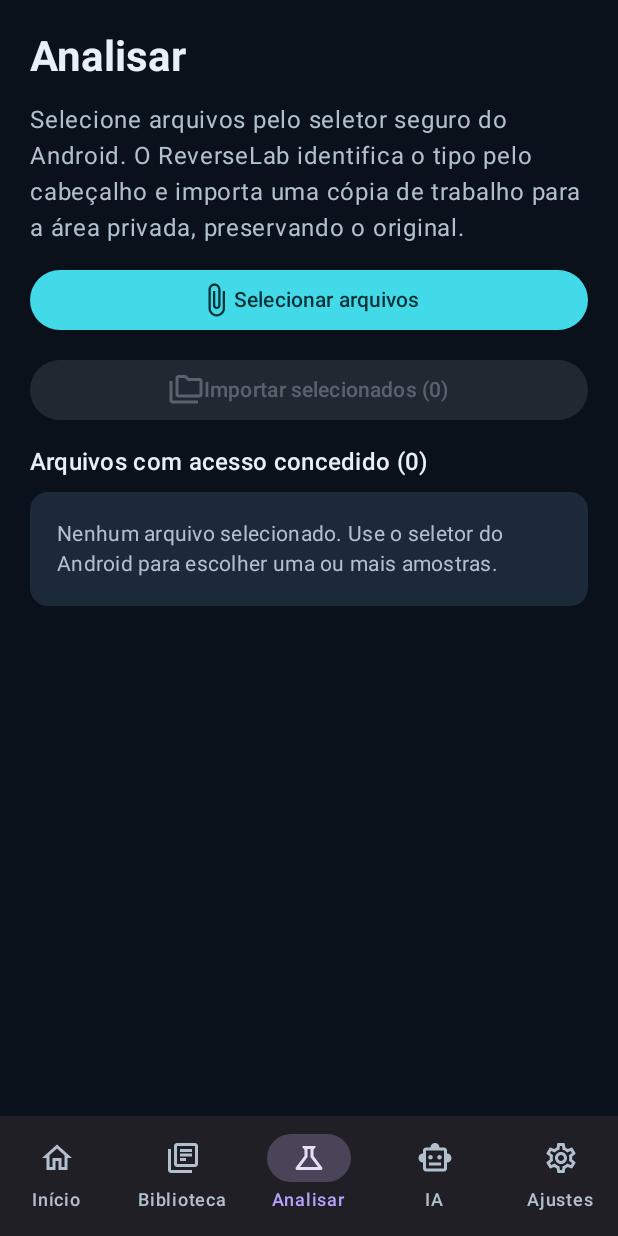
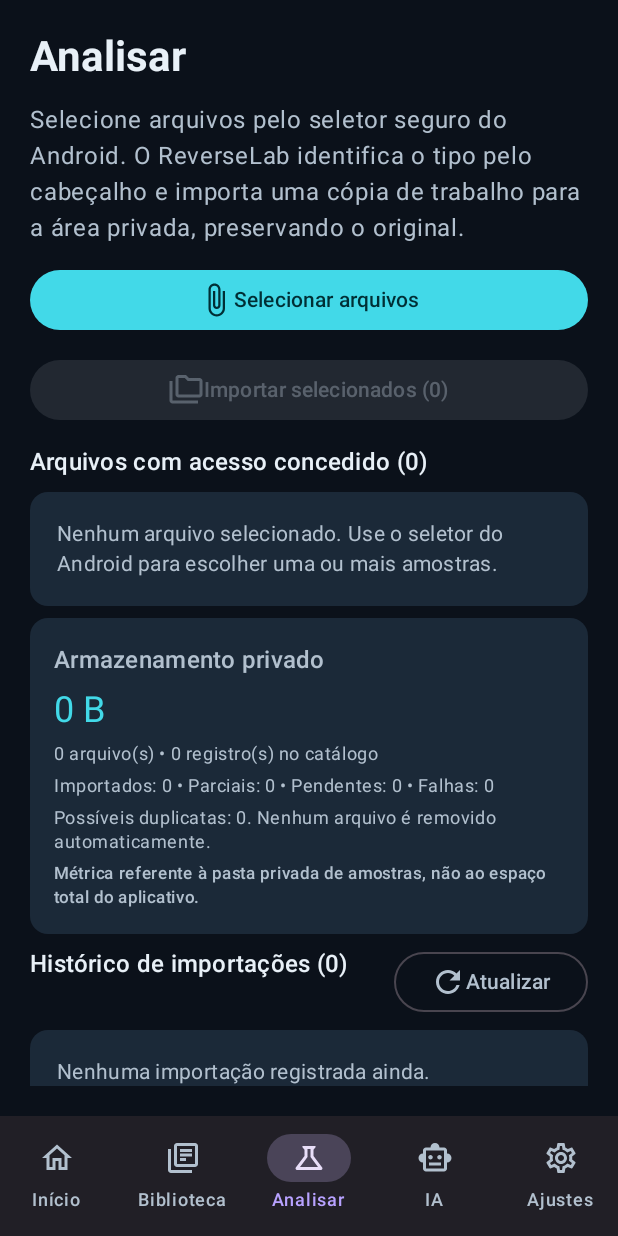
Before and after one commit to Kyra2214/ReverseLab, an Android app built with Jetpack Compose: the screen it shows after launch (MainActivity), item 3 of the bottom bar chosen, on a phone screen of 412 x 824 dp. Run offline under Robolectric (Android 15) with nearby library versions, the phone set to English and light mode, and no system bars.

Commit message:
feat: add import history and private storage usage reporting

```diff
--- a/app/src/main/java/br/com/reverselab/app/ui/AnalyzeScreen.kt
+++ b/app/src/main/java/br/com/reverselab/app/ui/AnalyzeScreen.kt
@@ -18,11 +18,13 @@ import androidx.compose.foundation.lazy.items
 import androidx.compose.material.icons.Icons
 import androidx.compose.material.icons.outlined.AttachFile
 import androidx.compose.material.icons.outlined.FolderCopy
+import androidx.compose.material.icons.outlined.Refresh
 import androidx.compose.material3.Button
 import androidx.compose.material3.Card
 import androidx.compose.material3.CardDefaults
 import androidx.compose.material3.Icon
 import androidx.compose.material3.MaterialTheme
+import androidx.compose.material3.OutlinedButton
 import androidx.compose.material3.Text
 import androidx.compose.runtime.Composable
 import androidx.compose.runtime.DisposableEffect
@@ -41,9 +43,16 @@ import br.com.reverselab.core.domain.ImportBatchId
 import br.com.reverselab.core.domain.SampleAssociationConfidence
 import br.com.reverselab.core.domain.SampleCatalog
 import br.com.reverselab.core.domain.SampleRecord
+import br.com.reverselab.core.storage.ImportBatchSummary
+import br.com.reverselab.core.storage.ImportHistoryRepository
+import br.com.reverselab.core.storage.ImportHistorySnapshot
 import br.com.reverselab.core.storage.ImportDocumentRequest
 import br.com.reverselab.core.storage.SafPermissionManager
 import br.com.reverselab.core.storage.SampleImportCoordinator
+import br.com.reverselab.core.storage.StorageUsageSnapshot
+import java.text.SimpleDateFormat
+import java.util.Date
+import java.util.Locale
 import java.util.UUID
 import java.util.concurrent.Executors
 
@@ -66,10 +75,28 @@ fun AnalyzeScreen(
         SafPermissionManager(context.contentResolver)
     }
     val inspector = remember(context.contentResolver) { SafFormatInspector(context.contentResolver) }
+    val historyRepository = remember(context, sampleCatalog) {
+        ImportHistoryRepository(context, sampleCatalog)
+    }
     val inspectionExecutor = remember { Executors.newSingleThreadExecutor() }
     val mainHandler = remember { Handler(Looper.getMainLooper()) }
+    val historySnapshotState = remember { mutableStateOf<ImportHistorySnapshot?>(null) }
+    var statusMessage by remember { mutableStateOf<String?>(null) }
+    var isImporting by remember { mutableStateOf(false) }
     DisposableEffect(inspectionExecutor) {
         onDispose { inspectionExecutor.shutdown() }
+    }
+    val refreshHistory = remember(historyRepository, inspectionExecutor, mainHandler) {
+        {
+            inspectionExecutor.execute {
+                try {
+                    val snapshot = historyRepository.loadSnapshot()
+                    mainHandler.post { historySnapshotState.value = snapshot }
+                } catch (exception: Exception) {
+                    mainHandler.post { statusMessage = "Não foi possível atualizar o histórico de importação." }
+                }
+            }
+        }
     }
     val selectedDocuments = remember(permissionManager) {
         mutableStateListOf<SelectedDocument>().apply {
@@ -78,11 +105,10 @@ fun AnalyzeScreen(
             }
         }
     }
-    val importedSamples = remember(sampleCatalog) {
-        mutableStateListOf<SampleRecord>().apply { addAll(sampleCatalog.listAll()) }
+    DisposableEffect(historyRepository) {
+        refreshHistory()
+        onDispose { }
     }
-    var statusMessage by remember { mutableStateOf<String?>(null) }
-    var isImporting by remember { mutableStateOf(false) }
 
     val documentPicker = rememberLauncherForActivityResult(
         contract = ActivityResultContracts.OpenMultipleDocuments(),
@@ -172,11 +198,10 @@ fun AnalyzeScreen(
                             documents = requests,
                             importedAtEpochMillis = System.currentTimeMillis(),
                         )
-                        val updatedCatalog = sampleCatalog.listAll()
+                        val snapshot = historyRepository.loadSnapshot()
                         val incompleteCount = results.count { it.errorMessage != null }
                         mainHandler.post {
-                            importedSamples.clear()
-                            importedSamples.addAll(updatedCatalog)
+                            historySnapshotState.value = snapshot
                             pendingIndices.forEach { index ->
                                 if (index in selectedDocuments.indices) {
                                     selectedDocuments[index] = selectedDocuments[index].copy(selectedForImport = false)
@@ -217,22 +242,30 @@ fun AnalyzeScreen(
                 )
             }
             if (selectedDocuments.isEmpty()) {
-                item {
-                    EmptyListCard("Nenhum arquivo selecionado. Use o seletor do Android para escolher uma ou mais amostras.")
-                }
+                item { EmptyListCard("Nenhum arquivo selecionado. Use o seletor do Android para escolher uma ou mais amostras.") }
             } else {
                 items(selectedDocuments) { document -> SelectedDocumentCard(document) }
             }
-            if (importedSamples.isNotEmpty()) {
+
+            val snapshot = historySnapshotState.value
+            if (snapshot == null) {
+                item { Text("Carregando histórico e armazenamento…", style = MaterialTheme.typography.bodySmall) }
+            } else {
+                item { StorageUsageCard(snapshot.storage) }
                 item {
-                    Text(
-                        "Amostras importadas (${importedSamples.size})",
-                        style = MaterialTheme.typography.titleMedium,
-                        fontWeight = FontWeight.SemiBold,
-                        modifier = Modifier.padding(top = 12.dp),
-                    )
+                    Row(horizontalArrangement = Arrangement.SpaceBetween, modifier = Modifier.fillMaxWidth()) {
+                        Text("Histórico de importações (${snapshot.batches.size})", style = MaterialTheme.typography.titleMedium, fontWeight = FontWeight.SemiBold)
+                        OutlinedButton(onClick = refreshHistory) {
+                            Icon(Icons.Outlined.Refresh, contentDescription = null)
+                            Text("Atualizar")
+                        }
+                    }
                 }
-                items(importedSamples) { sample -> ImportedSampleCard(sample) }
+                if (snapshot.batches.isEmpty()) {
+                    item { EmptyListCard("Nenhuma importação registrada ainda.") }
+                } else {
+                    items(snapshot.batches) { batch -> ImportBatchCard(batch) }
+                }
             }
         }
     }
@@ -269,22 +302,55 @@ private fun SelectedDocumentCard(document: SelectedDocument) {
 }
 
 @Composable
-private fun ImportedSampleCard(sample: SampleRecord) {
+private fun StorageUsageCard(usage: StorageUsageSnapshot) {
     Card(
         colors = CardDefaults.cardColors(containerColor = MaterialTheme.colorScheme.surfaceVariant),
         modifier = Modifier.fillMaxWidth(),
     ) {
-        Column(modifier = Modifier.padding(14.dp), verticalArrangement = Arrangement.spacedBy(4.dp)) {
-            Text(sample.displayName, style = MaterialTheme.typography.titleSmall, fontWeight = FontWeight.SemiBold)
-            Text("${sample.formatCode} • ${formatBytes(sample.sizeBytes)} • ${sample.status.name}", style = MaterialTheme.typography.bodySmall)
-            sample.sha256?.let { hash -> Text("SHA-256: $hash", style = MaterialTheme.typography.labelSmall) }
+        Column(modifier = Modifier.padding(16.dp), verticalArrangement = Arrangement.spacedBy(5.dp)) {
+            Text("Armazenamento privado", style = MaterialTheme.typography.titleMedium, fontWeight = FontWeight.SemiBold)
+            Text(formatBytes(usage.bytesOnDisk), style = MaterialTheme.typography.headlineSmall, color = MaterialTheme.colorScheme.primary)
+            Text("${usage.fileCount} arquivo(s) • ${usage.cataloguedSamples} registro(s) no catálogo", style = MaterialTheme.typography.bodySmall)
             Text(
-                "Grupo: ${sample.associationGroupId.value} • ${associationLabel(sample.associationConfidence)}",
-                style = MaterialTheme.typography.labelSmall,
-                color = MaterialTheme.colorScheme.onSurfaceVariant,
+                "Importados: ${usage.importedSamples} • Parciais: ${usage.partialSamples} • Pendentes: ${usage.pendingSamples} • Falhas: ${usage.failedSamples}",
+                style = MaterialTheme.typography.bodySmall,
             )
-            sample.duplicateOfSampleId?.let { duplicate ->
-                Text("Possível duplicata de ${duplicate.value}. Nenhum arquivo foi removido.", color = MaterialTheme.colorScheme.tertiary, style = MaterialTheme.typography.labelSmall)
+            Text("Possíveis duplicatas: ${usage.duplicateCandidates}. Nenhum arquivo é removido automaticamente.", style = MaterialTheme.typography.bodySmall)
+            Text("Métrica referente à pasta privada de amostras, não ao espaço total do aplicativo.", style = MaterialTheme.typography.labelSmall, color = MaterialTheme.colorScheme.onSurfaceVariant)
+        }
+    }
+}
+
+@Composable
+private fun ImportBatchCard(batch: ImportBatchSummary) {
+    var expanded by remember(batch.batchId) { mutableStateOf(false) }
+    Card(
+        onClick = { expanded = !expanded },
+        colors = CardDefaults.cardColors(containerColor = MaterialTheme.colorScheme.surface),
+        modifier = Modifier.fillMaxWidth(),
+    ) {
+        Column(modifier = Modifier.padding(14.dp), verticalArrangement = Arrangement.spacedBy(5.dp)) {
+            Text("Lote ${batch.batchId.value.take(8)}", style = MaterialTheme.typography.titleSmall, fontWeight = FontWeight.SemiBold)
+            Text(formatDate(batch.importedAtEpochMillis), style = MaterialTheme.typography.bodySmall, color = MaterialTheme.colorScheme.onSurfaceVariant)
+            Text("${batch.totalSamples} arquivo(s) • ${formatBytes(batch.totalBytes)}", style = MaterialTheme.typography.bodyMedium)
+            Text(
+                "Importados: ${batch.importedSamples} • Parciais: ${batch.partialSamples} • Pendentes: ${batch.pendingSamples} • Falhas: ${batch.failedSamples}",
+                style = MaterialTheme.typography.bodySmall,
+            )
+            Text("Formatos: ${batch.formats.joinToString()}", style = MaterialTheme.typography.bodySmall)
+            if (batch.duplicateCandidates > 0) {
+                Text("Possíveis duplicatas: ${batch.duplicateCandidates}", style = MaterialTheme.typography.labelSmall, color = MaterialTheme.colorScheme.tertiary)
+            }
+            Text(if (expanded) "Ocultar amostras" else "Ver amostras", style = MaterialTheme.typography.labelMedium, color = MaterialTheme.colorScheme.primary)
+            if (expanded) {
+                batch.samples.forEach { sample ->
+                    Column(modifier = Modifier.padding(top = 8.dp), verticalArrangement = Arrangement.spacedBy(2.dp)) {
+                        Text(sample.displayName, style = MaterialTheme.typography.bodyMedium, fontWeight = FontWeight.Medium)
+                        Text("${sample.formatCode} • ${sample.status.name} • ${formatBytes(sample.sizeBytes)}", style = MaterialTheme.typography.labelSmall)
+                        sample.sha256?.let { Text("SHA-256: $it", style = MaterialTheme.typography.labelSmall) }
+                        Text(associationLabel(sample.associationConfidence), style = MaterialTheme.typography.labelSmall, color = MaterialTheme.colorScheme.onSurfaceVariant)
+                    }
+                }
             }
         }
     }
@@ -301,11 +367,11 @@ private fun EmptyListCard(message: String) {
 }
 
 private fun associationLabel(confidence: SampleAssociationConfidence): String = when (confidence) {
-    SampleAssociationConfidence.IMPORT_BATCH_ONLY -> "mesmo lote de importação; pacote não confirmado"
-    SampleAssociationConfidence.HEURISTIC_SINGLE_BASE_IN_BATCH -> "associação heurística; requer confirmação"
-    SampleAssociationConfidence.AMBIGUOUS_BATCH -> "associação ambígua; revisão necessária"
-    SampleAssociationConfidence.USER_CONFIRMED -> "associação confirmada pelo usuário"
-    SampleAssociationConfidence.MANIFEST_VERIFIED -> "manifesto verificado"
+    SampleAssociationConfidence.IMPORT_BATCH_ONLY -> "Mesmo lote; pacote não confirmado"
+    SampleAssociationConfidence.HEURISTIC_SINGLE_BASE_IN_BATCH -> "Associação heurística; requer confirmação"
+    SampleAssociationConfidence.AMBIGUOUS_BATCH -> "Associação ambígua; revisão necessária"
+    SampleAssociationConfidence.USER_CONFIRMED -> "Associação confirmada pelo usuário"
+    SampleAssociationConfidence.MANIFEST_VERIFIED -> "Manifesto verificado"
 }
 
 private fun formatBytes(bytes: Long): String = when {
@@ -313,6 +379,9 @@ private fun formatBytes(bytes: Long): String = when {
     bytes < 1024 * 1024 -> "%.1f KB".format(bytes / 1024.0)
     else -> "%.2f MB".format(bytes / (1024.0 * 1024.0))
 }
+
+private fun formatDate(epochMillis: Long): String =
+    SimpleDateFormat("dd/MM/yyyy HH:mm", Locale.getDefault()).format(Date(epochMillis))
 
 private fun resolveDisplayName(
     contentResolver: android.content.ContentResolver,
--- /dev/null
+++ b/core/storage/src/main/java/br/com/reverselab/core/storage/ImportHistoryRepository.kt
@@ -0,0 +1,91 @@
+package br.com.reverselab.core.storage
+
+import android.content.Context
+import br.com.reverselab.core.domain.ImportBatchId
+import br.com.reverselab.core.domain.SampleImportStatus
+import br.com.reverselab.core.domain.SampleRecord
+import java.io.File
+
+class ImportHistoryRepository(
+    context: Context,
+    private val catalog: br.com.reverselab.core.domain.SampleCatalog,
+) {
+    private val samplesDirectory = File(context.applicationContext.filesDir, SAMPLES_DIRECTORY)
+
+    fun loadSnapshot(): ImportHistorySnapshot {
+        val records = catalog.listAll()
+        val batches = records
+            .groupBy { it.importBatchId }
+            .map { (batchId, samples) -> batchSummary(batchId, samples) }
+            .sortedByDescending { it.importedAtEpochMillis }
+
+        var fileCount = 0
+        var bytesOnDisk = 0L
+        if (samplesDirectory.exists()) {
+            samplesDirectory.walkTopDown()
+                .filter { it.isFile }
+                .forEach { file ->
+                    fileCount++
+                    bytesOnDisk += file.length()
+                }
+        }
+
+        val usage = StorageUsageSnapshot(
+            bytesOnDisk = bytesOnDisk,
+            fileCount = fileCount,
+            cataloguedSamples = records.size,
+            importedSamples = records.count { it.status == SampleImportStatus.IMPORTED },
+            partialSamples = records.count { it.status == SampleImportStatus.PARTIAL },
+            failedSamples = records.count { it.status == SampleImportStatus.FAILED },
+            pendingSamples = records.count { it.status == SampleImportStatus.PENDING },
+            duplicateCandidates = records.count { it.duplicateOfSampleId != null },
+        )
+        return ImportHistorySnapshot(batches, usage)
+    }
+
+    private fun batchSummary(batchId: ImportBatchId, samples: List<SampleRecord>) = ImportBatchSummary(
+        batchId = batchId,
+        importedAtEpochMillis = samples.maxOfOrNull { it.importedAtEpochMillis } ?: 0L,
+        totalSamples = samples.size,
+        importedSamples = samples.count { it.status == SampleImportStatus.IMPORTED },
+        partialSamples = samples.count { it.status == SampleImportStatus.PARTIAL },
+        failedSamples = samples.count { it.status == SampleImportStatus.FAILED },
+        pendingSamples = samples.count { it.status == SampleImportStatus.PENDING },
+        totalBytes = samples.sumOf { it.sizeBytes },
+        duplicateCandidates = samples.count { it.duplicateOfSampleId != null },
+        formats = samples.map { it.formatCode }.distinct().sorted(),
+        samples = samples,
+    )
+
+    private companion object { const val SAMPLES_DIRECTORY = "samples" }
+}
+
+data class ImportHistorySnapshot(
+    val batches: List<ImportBatchSummary>,
+    val storage: StorageUsageSnapshot,
+)
+
+data class ImportBatchSummary(
+    val batchId: ImportBatchId,
+    val importedAtEpochMillis: Long,
+    val totalSamples: Int,
+    val importedSamples: Int,
+    val partialSamples: Int,
+    val failedSamples: Int,
+    val pendingSamples: Int,
+    val totalBytes: Long,
+    val duplicateCandidates: Int,
+    val formats: List<String>,
+    val samples: List<SampleRecord>,
+)
+
+data class StorageUsageSnapshot(
+    val bytesOnDisk: Long,
+    val fileCount: Int,
+    val cataloguedSamples: Int,
+    val importedSamples: Int,
+    val partialSamples: Int,
+    val failedSamples: Int,
+    val pendingSamples: Int,
+    val duplicateCandidates: Int,
+)
```
Also changed, not shown: 2 other files.
